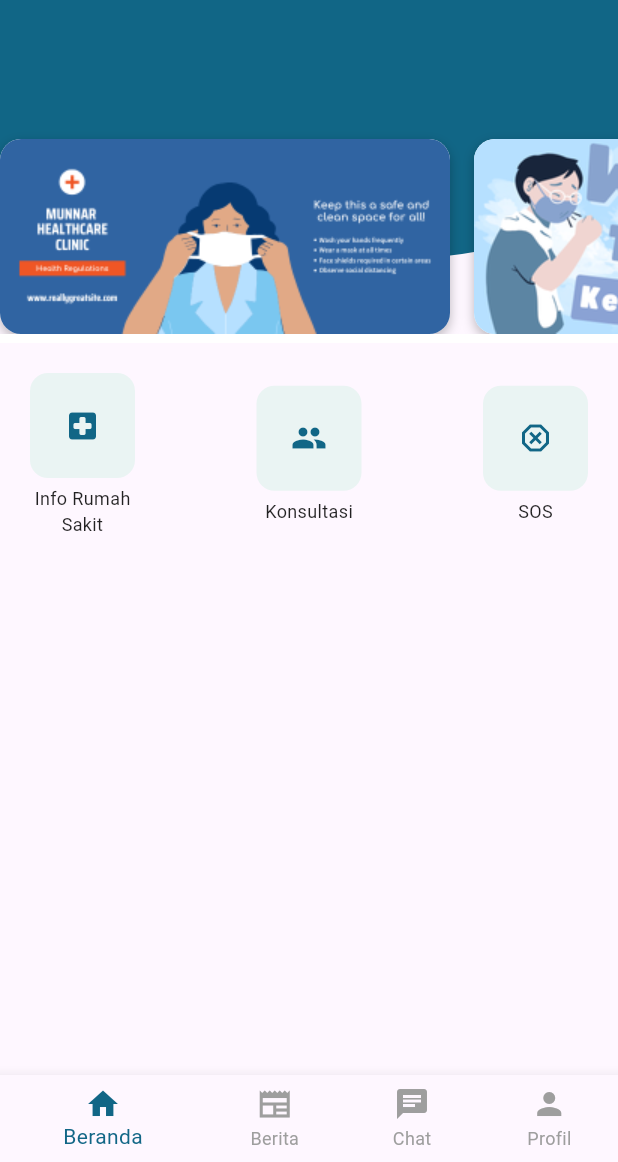
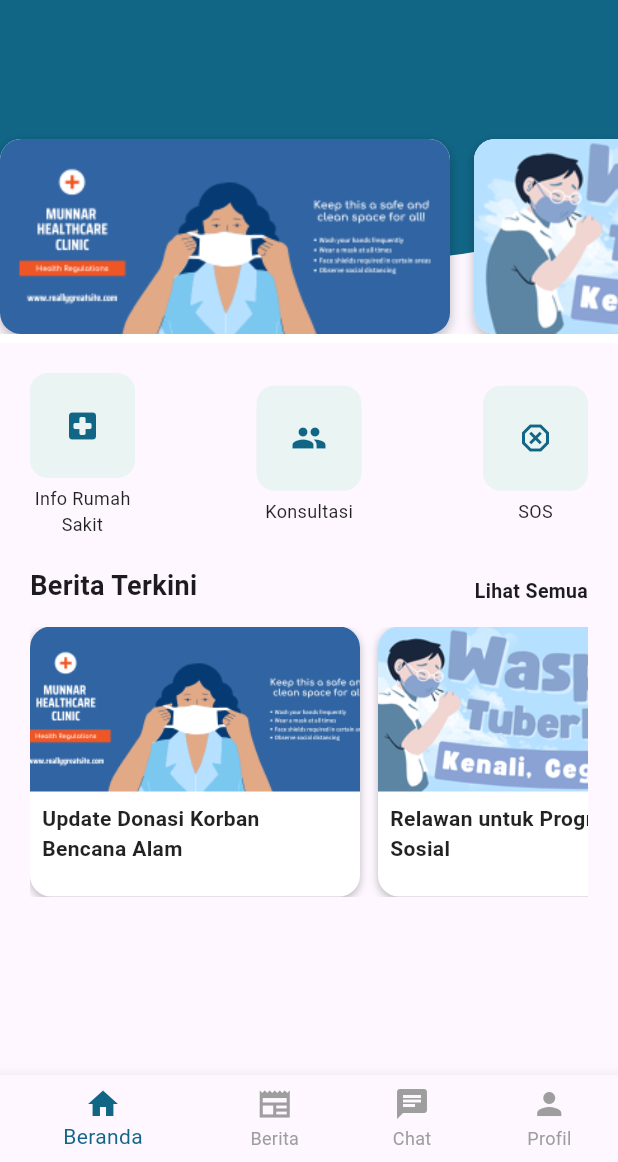
Before and after one commit to nunaprameswari/Layanan_Sosial_untuk_Kaum_Dhuafa, a Flutter app: the screen it shows after launch, on a phone screen of 412 x 824 dp, the part 74-1236 px from its top. Run offline on Flutter 3.47's test engine with Material 3 defaults, Android fonts, the phone set to English and light mode, and no system bars; our stand-ins replace google_fonts; Roboto replaces fonts that are missing (Abel, Acme).

Commit message:
penambahan berita terkini di home

```diff
--- a/lib/navigation/home.dart
+++ b/lib/navigation/home.dart
@@ -225,15 +225,60 @@ class DasboardHome extends StatelessWidget {
                                       Icons.local_hospital_rounded,
                                       "Info Rumah\nSakit",
                                     ),
-                                    _menuButton(
-                                      Icons.group,
-                                      "Konsultasi",
-                                    ),
+                                    _menuButton(Icons.group, "Konsultasi"),
                                     _menuButton(
                                       Icons.dangerous_outlined,
                                       "SOS",
                                     ),
                                   ],
+                                ),
+                                SizedBox(height: 20),
+                                Row(
+                                  crossAxisAlignment: CrossAxisAlignment.end,
+                                  mainAxisAlignment:
+                                      MainAxisAlignment.spaceBetween,
+                                  children: [
+                                    Text(
+                                      "Berita Terkini",
+                                      style: TextStyle(
+                                        fontSize: 18,
+                                        fontWeight: FontWeight.bold,
+                                      ),
+                                    ),
+                                    Text(
+                                      "Lihat Semua",
+                                      style: TextStyle(
+                                        fontSize: 13,
+                                        fontWeight: FontWeight.bold,
+                                      ),
+                                    ),
+                                  ],
+                                ),
+                                SizedBox(height: 14),
+
+                                SizedBox(
+                                  height: 180,
+                                  child: ListView(
+                                    scrollDirection: Axis.horizontal,
+                                    children: [
+                                      beritaCard(
+                                        "assets/image/poster1.png",
+                                        "Update Donasi Korban Bencana Alam",
+                                      ),
+                                      beritaCard(
+                                        "assets/image/poster2.png",
+                                        "Relawan untuk Program Bakti Sosial",
+                                      ),
+                                      beritaCard(
+                                        "assets/image/poster3.png",
+                                        "Program Beasiswa Anak Dhuafa",
+                                      ),
+                                      beritaCard(
+                                        "assets/image/poster1.png",
+                                        "Kegiatan Donor Darah Bersama",
+                                      ),
+                                    ],
+                                  ),
                                 ),
                               ],
                             ),
@@ -263,7 +308,7 @@ class DasboardHome extends StatelessWidget {
             color: const Color(0xFFEAF4F3),
             borderRadius: BorderRadius.circular(12),
           ),
-          child: Icon(icon, color: const Color(0xFF116686),),
+          child: Icon(icon, color: const Color(0xFF116686)),
         ),
         const SizedBox(height: 5),
         Text(
@@ -274,6 +319,65 @@ class DasboardHome extends StatelessWidget {
       ],
     );
   }
+
+  Widget beritaCard(String imagePath, String title) {
+  return GestureDetector(
+    onTap: () {
+      // Navigasi ke halaman detail berita
+      // Ganti dengan halaman kamu sendiri
+      print("Berita diklik: $title");
+    },
+    child: Container(
+      width: 220,
+      margin: const EdgeInsets.only(right: 12),
+      decoration: BoxDecoration(
+        color: Colors.white,
+        borderRadius: BorderRadius.circular(14),
+        boxShadow: [
+          BoxShadow(
+            color: Colors.black26,
+            blurRadius: 4,
+            offset: Offset(0, 2),
+          ),
+        ],
+      ),
+      child: Column(
+        crossAxisAlignment: CrossAxisAlignment.start,
+        children: [
+          // 🔹 Gambar berita
+          ClipRRect(
+            borderRadius: const BorderRadius.only(
+              topLeft: Radius.circular(14),
+              topRight: Radius.circular(14),
+            ),
+            child: Image.asset(
+              imagePath,
+              height: 110,
+              width: double.infinity,
+              fit: BoxFit.cover,
+            ),
+          ),
+
+          // 🔹 Judul berita
+          Padding(
+            padding: const EdgeInsets.all(8.0),
+            child: Text(
+              title,
+              style: const TextStyle(
+                fontSize: 14,
+                fontWeight: FontWeight.w600,
+                color: Colors.black87,
+              ),
+              maxLines: 2,
+              overflow: TextOverflow.ellipsis,
+            ),
+          ),
+        ],
+      ),
+    ),
+  );
+}
+
 }
 
 class ClipPathClass extends CustomClipper<Path> {
```
